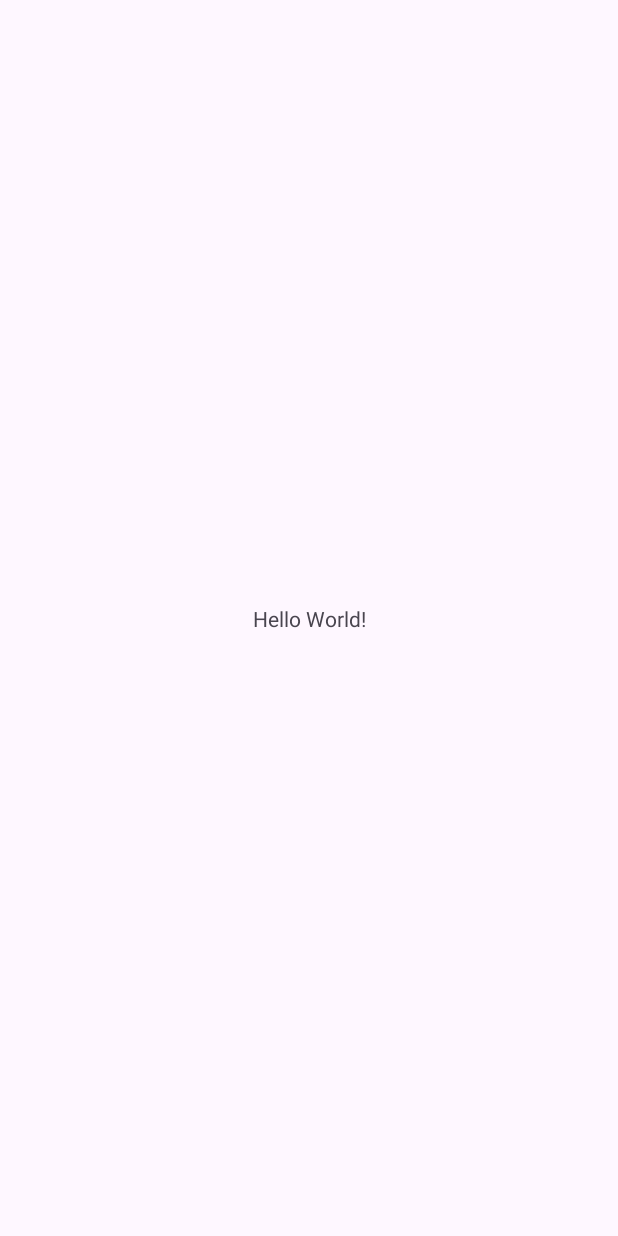
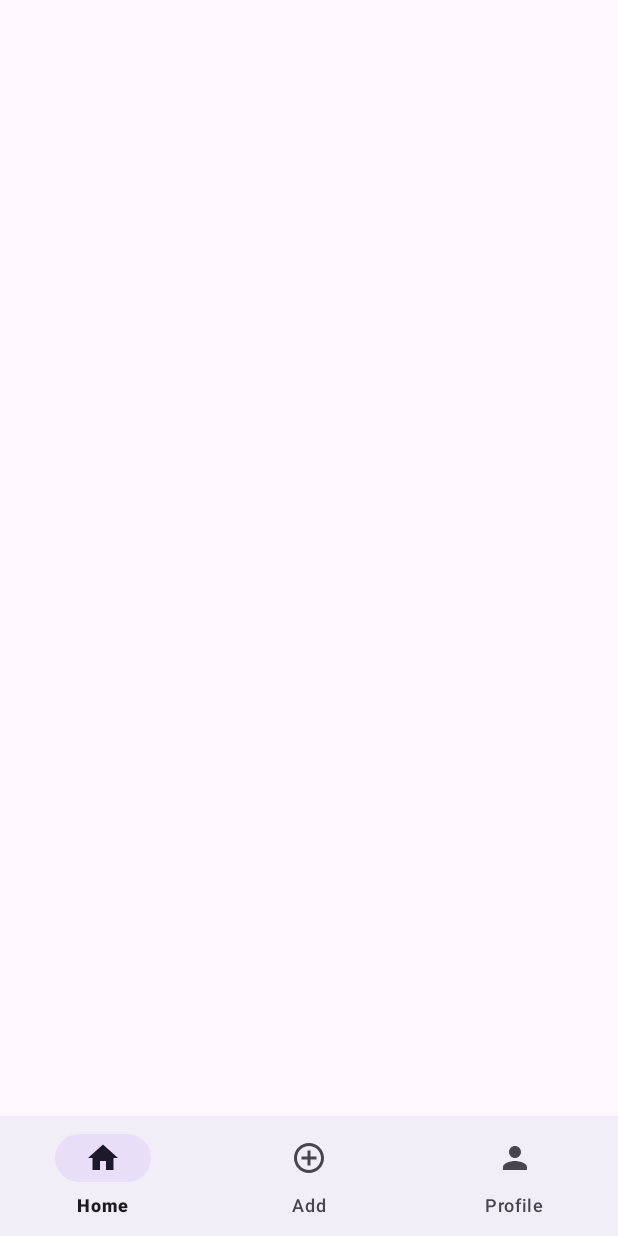
Before and after one commit to rahul-kumar-09/Video-app, an Android app: the screen it shows after launch once a user with an empty profile is signed in (MainActivity), on a phone screen of 412 x 824 dp. Before the commit the screen is almost empty. Run offline under Robolectric (Android 15) with nearby library versions, the phone set to English and light mode, and no system bars; our stand-ins replace Firebase (no records; nobody signed in at launch, a user with empty details on screens opened directly).

```diff
--- a/app/src/main/java/com/programmingz/miniclip/LoginActivity.kt
+++ b/app/src/main/java/com/programmingz/miniclip/LoginActivity.kt
@@ -39,7 +39,7 @@ class LoginActivity : AppCompatActivity() {
             binding.submitBtn.visibility = View.GONE
         } else {
             binding.progressBar.visibility = View.GONE
-            binding.progressBar.visibility = View.VISIBLE
+            binding.submitBtn.visibility = View.VISIBLE
         }
     }
 
--- a/app/src/main/java/com/programmingz/miniclip/MainActivity.kt
+++ b/app/src/main/java/com/programmingz/miniclip/MainActivity.kt
@@ -2,10 +2,32 @@ package com.programmingz.miniclip
 
 import androidx.appcompat.app.AppCompatActivity
 import android.os.Bundle
+import com.programmingz.miniclip.databinding.ActivityMainBinding
+import com.programmingz.miniclip.util.UiUtil
 
 class MainActivity : AppCompatActivity() {
+    private lateinit var binding: ActivityMainBinding
+
     override fun onCreate(savedInstanceState: Bundle?) {
         super.onCreate(savedInstanceState)
-        setContentView(R.layout.activity_main)
+        binding = ActivityMainBinding.inflate(layoutInflater)
+        setContentView(binding.root)
+
+        binding.bottomNavBar.setOnItemSelectedListener {menuItem ->
+            when(menuItem.itemId){
+                R.id.bottom_menu_home -> {
+                    UiUtil.showToast(this, "Home")
+                }
+                R.id.bottom_menu_add -> {
+                    UiUtil.showToast(this, "Add")
+                    //Goto videoUploadActivity
+                }
+                R.id.bottom_menu_profile -> {
+                    UiUtil.showToast(this, "Profile")
+                    //Goto ProfileActivity
+                }
+            }
+            false
+        }
     }
 }
--- /dev/null
+++ b/app/src/main/res/drawable/icon_add.xml
@@ -0,0 +1,5 @@
+<vector android:height="24dp" android:tint="#FFFFFF"
+    android:viewportHeight="24" android:viewportWidth="24"
+    android:width="24dp" xmlns:android="http://schemas.android.com/apk/res/android">
+    <path android:fillColor="@android:color/white" android:pathData="M13,7h-2v4L7,11v2h4v4h2v-4h4v-2h-4L13,7zM12,2C6.48,2 2,6.48 2,12s4.48,10 10,10 10,-4.48 10,-10S17.52,2 12,2zM12,20c-4.41,0 -8,-3.59 -8,-8s3.59,-8 8,-8 8,3.59 8,8 -3.59,8 -8,8z"/>
+</vector>
--- /dev/null
+++ b/app/src/main/res/drawable/icon_home.xml
@@ -0,0 +1,5 @@
+<vector android:height="24dp" android:tint="#FFFFFF"
+    android:viewportHeight="24" android:viewportWidth="24"
+    android:width="24dp" xmlns:android="http://schemas.android.com/apk/res/android">
+    <path android:fillColor="@android:color/white" android:pathData="M10,20v-6h4v6h5v-8h3L12,3 2,12h3v8z"/>
+</vector>
--- /dev/null
+++ b/app/src/main/res/drawable/icon_profile.xml
@@ -0,0 +1,5 @@
+<vector android:height="24dp" android:tint="#FFFFFF"
+    android:viewportHeight="24" android:viewportWidth="24"
+    android:width="24dp" xmlns:android="http://schemas.android.com/apk/res/android">
+    <path android:fillColor="@android:color/white" android:pathData="M12,12c2.21,0 4,-1.79 4,-4s-1.79,-4 -4,-4 -4,1.79 -4,4 1.79,4 4,4zM12,14c-2.67,0 -8,1.34 -8,4v2h16v-2c0,-2.66 -5.33,-4 -8,-4z"/>
+</vector>
--- a/app/src/main/res/layout/activity_main.xml
+++ b/app/src/main/res/layout/activity_main.xml
@@ -1,18 +1,17 @@
 <?xml version="1.0" encoding="utf-8"?>
-<androidx.constraintlayout.widget.ConstraintLayout xmlns:android="http://schemas.android.com/apk/res/android"
+<RelativeLayout xmlns:android="http://schemas.android.com/apk/res/android"
     xmlns:app="http://schemas.android.com/apk/res-auto"
     xmlns:tools="http://schemas.android.com/tools"
     android:layout_width="match_parent"
     android:layout_height="match_parent"
     tools:context=".MainActivity">
 
-    <TextView
-        android:layout_width="wrap_content"
+
+    <com.google.android.material.bottomnavigation.BottomNavigationView
+        android:id="@+id/bottom_nav_bar"
+        android:layout_width="match_parent"
         android:layout_height="wrap_content"
-        android:text="Hello World!"
-        app:layout_constraintBottom_toBottomOf="parent"
-        app:layout_constraintEnd_toEndOf="parent"
-        app:layout_constraintStart_toStartOf="parent"
-        app:layout_constraintTop_toTopOf="parent" />
+        app:menu="@menu/bottom_nav_menu_item"
+        android:layout_alignParentBottom="true"/>
 
-</androidx.constraintlayout.widget.ConstraintLayout>
+</RelativeLayout>
--- /dev/null
+++ b/app/src/main/res/menu/bottom_nav_menu_item.xml
@@ -0,0 +1,16 @@
+<?xml version="1.0" encoding="utf-8"?>
+<menu xmlns:android="http://schemas.android.com/apk/res/android">
+
+    <item android:id="@+id/bottom_menu_home"
+        android:icon="@drawable/icon_home"
+        android:title="Home"/>
+
+    <item android:id="@+id/bottom_menu_add"
+        android:icon="@drawable/icon_add"
+        android:title="Add"/>
+
+    <item android:id="@+id/bottom_menu_profile"
+        android:icon="@drawable/icon_profile"
+        android:title="Profile"/>
+
+</menu>
```
